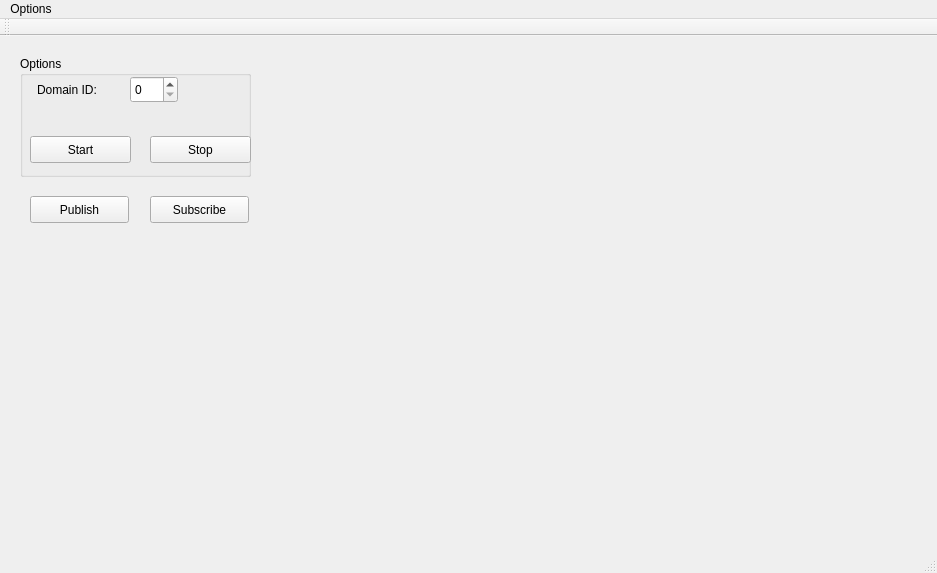
eProsima/Fast-DDS, file utils/ShapesDemo/forms/mainwindow.ui: the form before one commit.
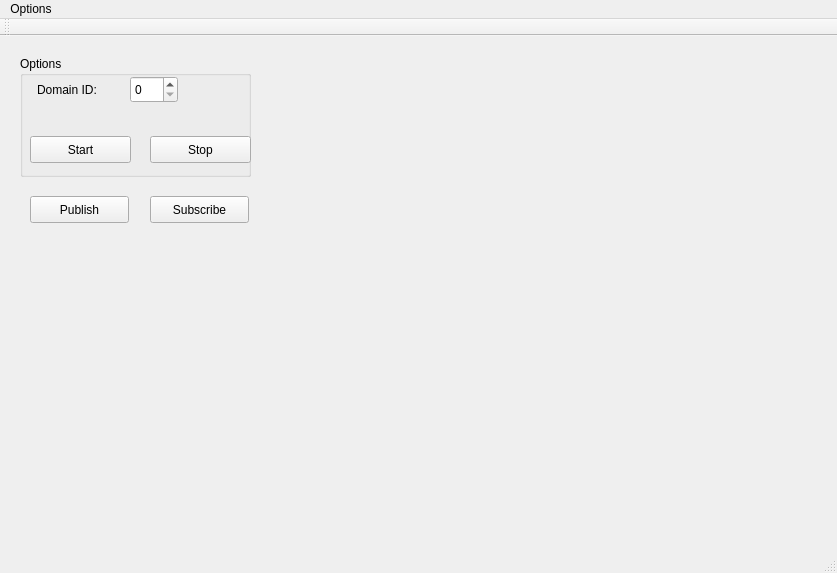
The form after the commit. Custom widgets are drawn as their Qt base class.

Patch:
```diff
--- a/utils/ShapesDemo/forms/mainwindow.ui
+++ b/utils/ShapesDemo/forms/mainwindow.ui
@@ -6,7 +6,7 @@
    <rect>
     <x>0</x>
     <y>0</y>
-    <width>937</width>
+    <width>837</width>
     <height>573</height>
    </rect>
   </property>
@@ -17,10 +17,10 @@
    <widget class="DrawArea" name="areaDraw" native="true">
     <property name="geometry">
      <rect>
-      <x>330</x>
-      <y>10</y>
-      <width>591</width>
-      <height>481</height>
+      <x>320</x>
+      <y>0</y>
+      <width>500</width>
+      <height>500</height>
      </rect>
     </property>
    </widget>
@@ -133,7 +133,7 @@
     <rect>
      <x>0</x>
      <y>0</y>
-     <width>937</width>
+     <width>837</width>
      <height>25</height>
     </rect>
    </property>
```
